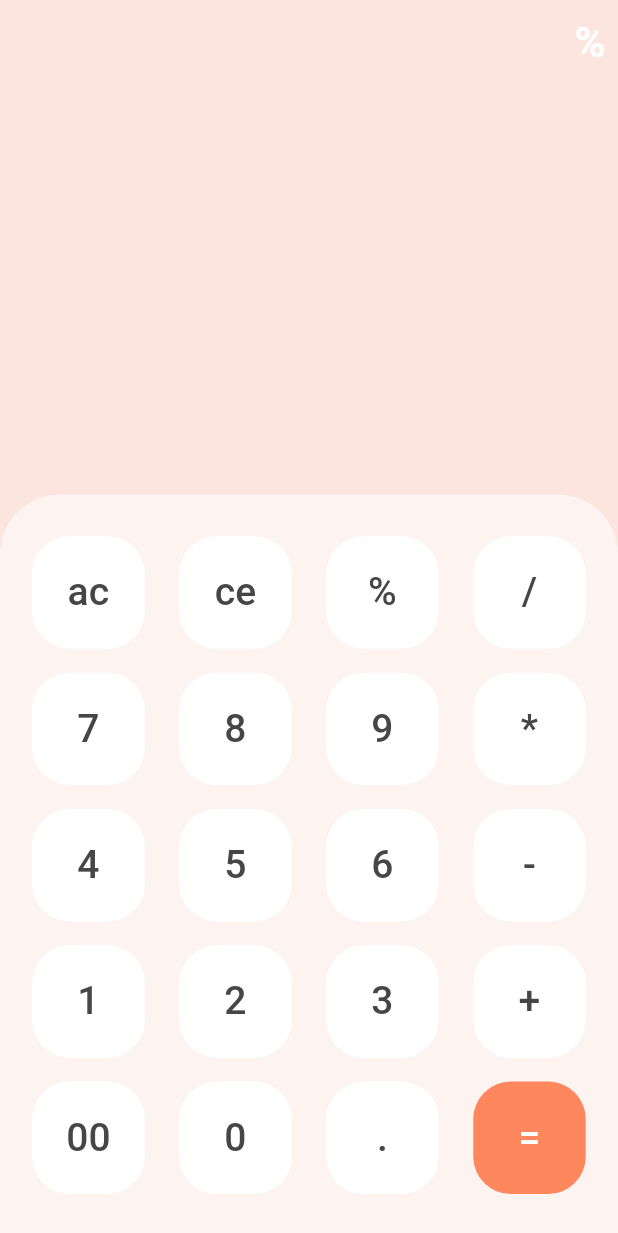
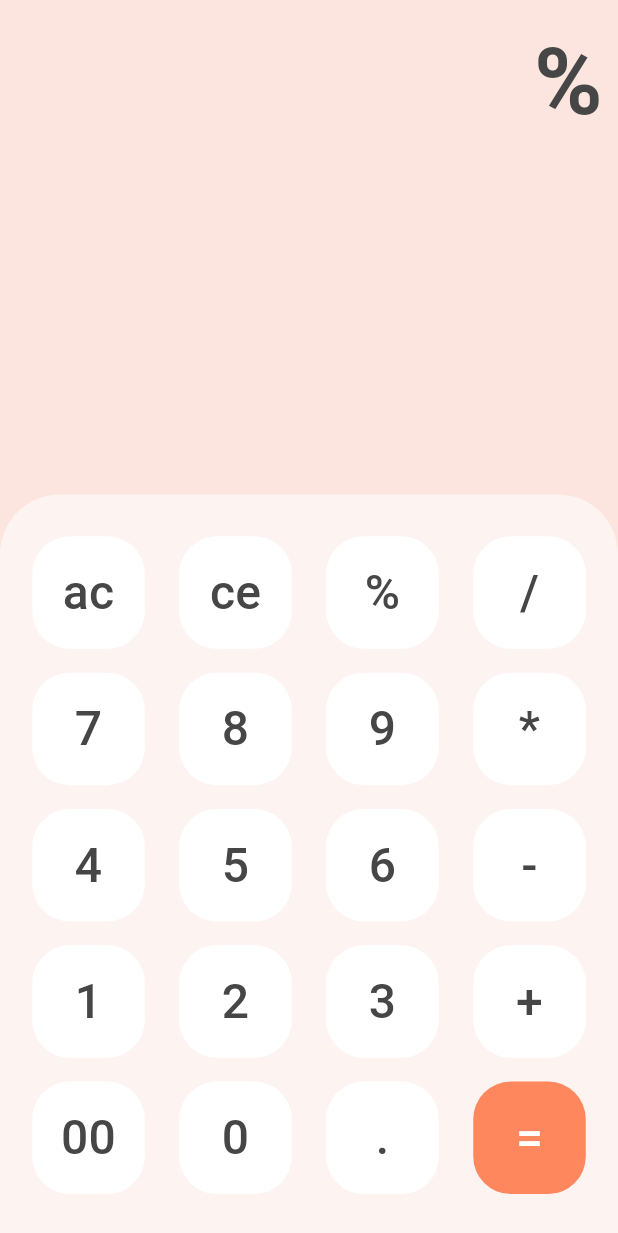
Before and after one commit to MMETehrani/calculator-for-android, a Flutter app: the screen it shows after launch, after a tap on an icon or button, on a phone screen of 412 x 824 dp. Shown: the top 1233 px of the screen. Run offline on Flutter 3.47's test engine with Material 3 defaults, Android fonts, the phone set to English and light mode, and no system bars; drawn by our look-alikes of dynamic_color; our stand-ins replace hexcolor, math_expressions.

Commit message:
Modified size number

```diff
--- a/lib/main.dart
+++ b/lib/main.dart
@@ -1,5 +1,4 @@
 import 'dart:ui';
-
 import 'package:calculator/constants.dart';
 import 'package:dynamic_color/dynamic_color.dart';
 import 'package:flutter/material.dart';
@@ -66,7 +65,8 @@ class _CalculatorAppState extends State<CalculatorApp> {
             shape: RoundedRectangleBorder(
               borderRadius: BorderRadius.circular(bBorder),
             ),
-            primary: getbackgroundColor(text1),
+            backgroundColor: getbackgroundColor(text1),
+            // primary:
             minimumSize: Size(bSize, bSize),
             maximumSize: Size(bSize, bSize),
           ),
@@ -88,7 +88,7 @@ class _CalculatorAppState extends State<CalculatorApp> {
             child: Text(
               text1,
               textAlign: TextAlign.center,
-              style: TextStyle(fontSize: 26, color: gettextColor(text1)),
+              style: TextStyle(fontSize: 32, color: gettextColor(text1)),
             ),
           ),
         ),
@@ -97,7 +97,8 @@ class _CalculatorAppState extends State<CalculatorApp> {
             shape: RoundedRectangleBorder(
               borderRadius: BorderRadius.circular(bBorder),
             ),
-            primary: getbackgroundColor(text1),
+            backgroundColor: getbackgroundColor(text2),
+            // primary: getbackgroundColor(text1),
             minimumSize: Size(bSize, bSize),
             maximumSize: Size(bSize, bSize),
           ),
@@ -115,7 +116,7 @@ class _CalculatorAppState extends State<CalculatorApp> {
             child: Text(
               text2,
               textAlign: TextAlign.center,
-              style: TextStyle(fontSize: 26, color: gettextColor(text2)),
+              style: TextStyle(fontSize: 32, color: gettextColor(text2)),
             ),
           ),
         ),
@@ -124,7 +125,8 @@ class _CalculatorAppState extends State<CalculatorApp> {
             shape: RoundedRectangleBorder(
               borderRadius: BorderRadius.circular(bBorder),
             ),
-            primary: getbackgroundColor(text1),
+            backgroundColor: getbackgroundColor(text3),
+            // primary: getbackgroundColor(text1),
             minimumSize: Size(bSize, bSize),
             maximumSize: Size(bSize, bSize),
           ),
@@ -136,7 +138,7 @@ class _CalculatorAppState extends State<CalculatorApp> {
             child: Text(
               text3,
               textAlign: TextAlign.center,
-              style: TextStyle(fontSize: 26, color: gettextColor(text3)),
+              style: TextStyle(fontSize: 32, color: gettextColor(text3)),
             ),
           ),
         ),
@@ -145,7 +147,8 @@ class _CalculatorAppState extends State<CalculatorApp> {
             shape: RoundedRectangleBorder(
               borderRadius: BorderRadius.circular(bBorder),
             ),
-            primary: getbackgroundColor(text4),
+            backgroundColor: getbackgroundColor(text4),
+            // primary: getbackgroundColor(text4),
             minimumSize: Size(bSize, bSize),
             maximumSize: Size(bSize, bSize),
           ),
@@ -168,7 +171,7 @@ class _CalculatorAppState extends State<CalculatorApp> {
             child: Text(
               text4,
               textAlign: TextAlign.center,
-              style: TextStyle(fontSize: 26, color: gettextColor(text4)),
+              style: TextStyle(fontSize: 32, color: gettextColor(text4)),
             ),
           ),
         ),
@@ -194,24 +197,25 @@ class _CalculatorAppState extends State<CalculatorApp> {
                     crossAxisAlignment: CrossAxisAlignment.stretch,
                     children: [
                       Padding(
-                        padding: EdgeInsets.all(8),
+                        padding: EdgeInsets.all(10),
                         child: Text(
                           inputUser,
                           textAlign: TextAlign.end,
                           style: TextStyle(
-                            color: textGreen,
+                            color: textGrey,
                             fontWeight: FontWeight.bold,
-                            fontSize: 28,
+                            fontSize: 62,
                           ),
                         ),
                       ),
                       Padding(
-                        padding: EdgeInsets.all(8),
+                        padding: EdgeInsets.all(10),
                         child: Text(
                           reuslt,
                           style: TextStyle(
-                            color: textGrey,
-                            fontSize: 62,
+                            color: textReuslt,
+                            fontSize: 32,
+                            fontWeight: FontWeight.bold,
                           ),
                           textAlign: TextAlign.end,
                         ),
```
